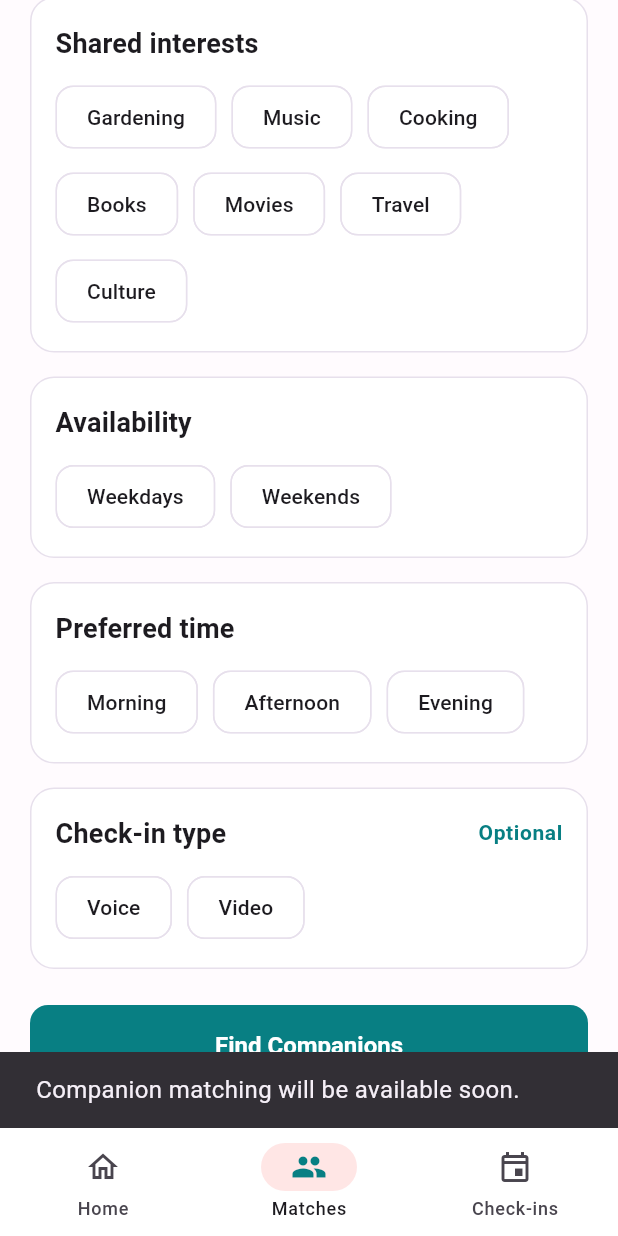
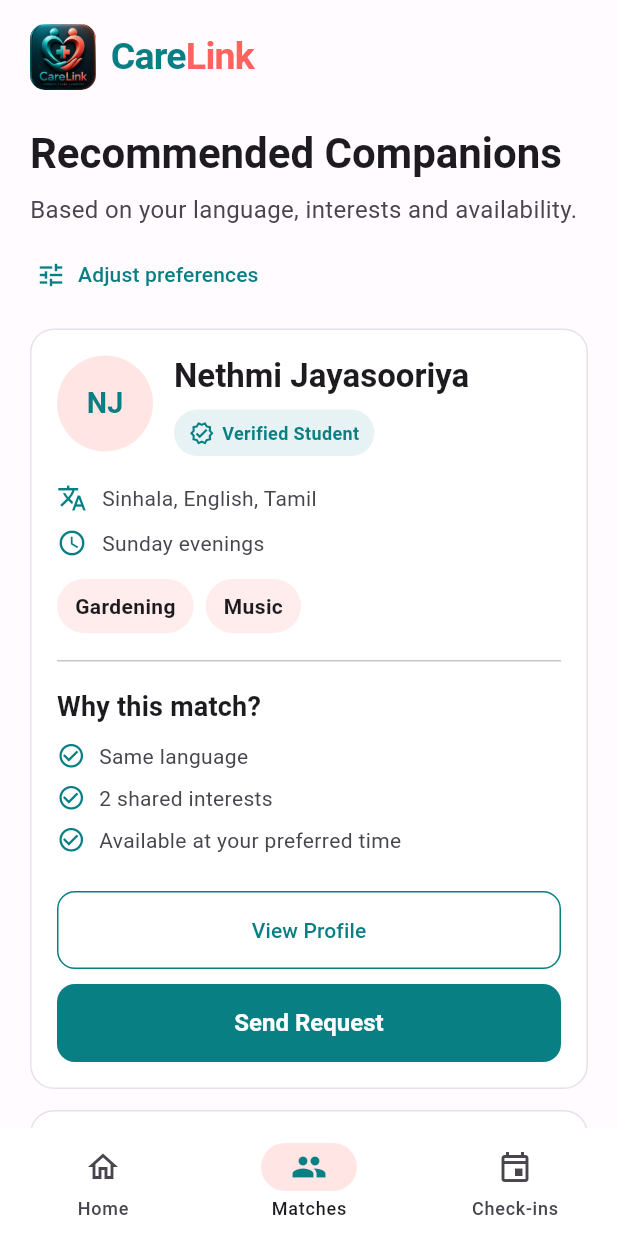
Before and after one commit to LithiraLiyanage/CareLink-App, a Flutter app: the MatchingPreferencesScreen screen opened directly, scrolled down 361 dp, after a tap on "Find Companions", on a phone screen of 412 x 824 dp. Run offline on Flutter 3.47's test engine with Material 3 defaults, Android fonts, the phone set to English and light mode, and no system bars.

Commit message:
Add language-aware companion recommendations flow

```diff
--- /dev/null
+++ b/lib/features/companion/models/companion_language.dart
@@ -0,0 +1,9 @@
+enum CompanionLanguage {
+  english('English'),
+  sinhala('සිංහල'),
+  tamil('தமிழ்');
+
+  const CompanionLanguage(this.displayLabel);
+
+  final String displayLabel;
+}
--- /dev/null
+++ b/lib/features/companion/models/companion_strings.dart
@@ -0,0 +1,131 @@
+import 'companion_language.dart';
+
+/// Text used only by the companion matching flow.
+class CompanionStrings {
+  const CompanionStrings(this.language);
+
+  final CompanionLanguage language;
+
+  String get recommendedCompanions => switch (language) {
+    CompanionLanguage.english => 'Recommended Companions',
+    CompanionLanguage.sinhala => 'නිර්දේශිත සහචරයින්',
+    CompanionLanguage.tamil => 'பரிந்துரைக்கப்பட்ட துணையாளர்கள்',
+  };
+
+  String get recommendationSubtitle => switch (language) {
+    CompanionLanguage.english =>
+      'Based on your language, interests and availability.',
+    CompanionLanguage.sinhala =>
+      'ඔබගේ භාෂාව, රුචිකත්වයන් සහ ලබාගත හැකි වේලාව අනුව.',
+    CompanionLanguage.tamil =>
+      'உங்கள் மொழி, விருப்பங்கள் மற்றும் கிடைக்கும் நேரத்தின் அடிப்படையில்.',
+  };
+
+  String get adjustPreferences => switch (language) {
+    CompanionLanguage.english => 'Adjust preferences',
+    CompanionLanguage.sinhala => 'මනාප වෙනස් කරන්න',
+    CompanionLanguage.tamil => 'விருப்பங்களை மாற்றவும்',
+  };
+
+  String get whyThisMatch => switch (language) {
+    CompanionLanguage.english => 'Why this match?',
+    CompanionLanguage.sinhala => 'මෙම ගැළපීම ඇයි?',
+    CompanionLanguage.tamil => 'இந்த பொருத்தம் ஏன்?',
+  };
+
+  String get sameLanguage => switch (language) {
+    CompanionLanguage.english => 'Same language',
+    CompanionLanguage.sinhala => 'එකම භාෂාව',
+    CompanionLanguage.tamil => 'ஒரே மொழி',
+  };
+
+  String get twoSharedInterests => switch (language) {
+    CompanionLanguage.english => '2 shared interests',
+    CompanionLanguage.sinhala => 'සමාන රුචිකත්වයන් 2ක්',
+    CompanionLanguage.tamil => '2 பொதுவான விருப்பங்கள்',
+  };
+
+  String get availableAtPreferredTime => switch (language) {
+    CompanionLanguage.english => 'Available at your preferred time',
+    CompanionLanguage.sinhala => 'ඔබ කැමති වේලාවේ ලබාගත හැක',
+    CompanionLanguage.tamil => 'நீங்கள் விரும்பும் நேரத்தில் கிடைக்கிறார்',
+  };
+
+  String get viewProfile => switch (language) {
+    CompanionLanguage.english => 'View Profile',
+    CompanionLanguage.sinhala => 'පැතිකඩ බලන්න',
+    CompanionLanguage.tamil => 'சுயவிவரத்தை பார்க்கவும்',
+  };
+
+  String get sendRequest => switch (language) {
+    CompanionLanguage.english => 'Send Request',
+    CompanionLanguage.sinhala => 'ඉල්ලීම යවන්න',
+    CompanionLanguage.tamil => 'கோரிக்கை அனுப்பவும்',
+  };
+
+  String get verifiedStudent => switch (language) {
+    CompanionLanguage.english => 'Verified Student',
+    CompanionLanguage.sinhala => 'තහවුරු කළ ශිෂ්‍යයෙක්',
+    CompanionLanguage.tamil => 'சரிபார்க்கப்பட்ட மாணவர்',
+  };
+
+  String get home => switch (language) {
+    CompanionLanguage.english => 'Home',
+    CompanionLanguage.sinhala => 'මුල් පිටුව',
+    CompanionLanguage.tamil => 'முகப்பு',
+  };
+
+  String get matches => switch (language) {
+    CompanionLanguage.english => 'Matches',
+    CompanionLanguage.sinhala => 'ගැළපීම්',
+    CompanionLanguage.tamil => 'பொருத்தங்கள்',
+  };
+
+  String get checkIns => switch (language) {
+    CompanionLanguage.english => 'Check-ins',
+    CompanionLanguage.sinhala => 'හමුවීම්',
+    CompanionLanguage.tamil => 'சந்திப்புகள்',
+  };
+
+  String get spokenLanguages => switch (language) {
+    CompanionLanguage.english => 'Sinhala, English, Tamil',
+    CompanionLanguage.sinhala => 'සිංහල, ඉංග්‍රීසි, දෙමළ',
+    CompanionLanguage.tamil => 'சிங்களம், ஆங்கிலம், தமிழ்',
+  };
+
+  String get sundayEvenings => switch (language) {
+    CompanionLanguage.english => 'Sunday evenings',
+    CompanionLanguage.sinhala => 'ඉරිදා සවස් වරුවේ',
+    CompanionLanguage.tamil => 'ஞாயிறு மாலைகளில்',
+  };
+
+  String get gardening => switch (language) {
+    CompanionLanguage.english => 'Gardening',
+    CompanionLanguage.sinhala => 'ගෙවතු වගාව',
+    CompanionLanguage.tamil => 'தோட்டக்கலை',
+  };
+
+  String get music => switch (language) {
+    CompanionLanguage.english => 'Music',
+    CompanionLanguage.sinhala => 'සංගීතය',
+    CompanionLanguage.tamil => 'இசை',
+  };
+
+  String get profileComingSoon => switch (language) {
+    CompanionLanguage.english => 'Profile screen will be available soon.',
+    CompanionLanguage.sinhala => 'පැතිකඩ තිරය ළඟදීම ලබා ගත හැක.',
+    CompanionLanguage.tamil => 'சுயவிவரத் திரை விரைவில் கிடைக்கும்.',
+  };
+
+  String get requestComingSoon => switch (language) {
+    CompanionLanguage.english => 'Requests will be available soon.',
+    CompanionLanguage.sinhala => 'ඉල්ලීම් ළඟදීම ලබා ගත හැක.',
+    CompanionLanguage.tamil => 'கோரிக்கைகள் விரைவில் கிடைக்கும்.',
+  };
+
+  String get navigationComingSoon => switch (language) {
+    CompanionLanguage.english => 'Navigation will be connected soon.',
+    CompanionLanguage.sinhala => 'සංචලනය ළඟදීම සම්බන්ධ කෙරේ.',
+    CompanionLanguage.tamil => 'வழிசெலுத்தல் விரைவில் இணைக்கப்படும்.',
+  };
+}
--- a/lib/features/companion/screens/matching_preferences_screen.dart
+++ b/lib/features/companion/screens/matching_preferences_screen.dart
@@ -1,6 +1,8 @@
 import 'package:flutter/material.dart';
 
 import '../../../app/theme.dart';
+import '../models/companion_language.dart';
+import 'recommended_companions_screen.dart';
 
 class MatchingPreferencesScreen extends StatefulWidget {
   const MatchingPreferencesScreen({super.key});
@@ -14,12 +16,6 @@ class _MatchingPreferencesScreenState extends State<MatchingPreferencesScreen> {
   static const Color _careLinkTeal = Color(0xFF087F83);
   static const Color _careLinkCoral = Color(0xFFFF625F);
   static const Color _chipBorderColor = Color(0xFFE7E0EC);
-
-  static const Map<String, String> _languageOptions = {
-    'English': 'English',
-    'Sinhala': 'සිංහල',
-    'Tamil': 'தமிழ்',
-  };
 
   static const List<String> _interestOptions = [
     'Gardening',
@@ -41,7 +37,7 @@ class _MatchingPreferencesScreenState extends State<MatchingPreferencesScreen> {
 
   static const List<String> _checkInTypeOptions = ['Voice', 'Video'];
 
-  String _selectedLanguage = 'English';
+  CompanionLanguage _selectedLanguage = CompanionLanguage.english;
   final Set<String> _selectedInterests = {};
   String? _selectedAvailability;
   String? _selectedPreferredTime;
@@ -64,7 +60,12 @@ class _MatchingPreferencesScreenState extends State<MatchingPreferencesScreen> {
   }
 
   void _onFindCompanions() {
-    _showPlaceholderMessage('Companion matching will be available soon.');
+    Navigator.of(context).push(
+      MaterialPageRoute<void>(
+        builder: (_) =>
+            RecommendedCompanionsScreen(selectedLanguage: _selectedLanguage),
+      ),
+    );
   }
 
   void _onNavigationSelected(int index) {
@@ -110,10 +111,9 @@ class _MatchingPreferencesScreenState extends State<MatchingPreferencesScreen> {
                   _buildSection(
                     context,
                     title: 'Preferred Companion Language',
-                    children: _languageOptions.entries.map((option) {
-                      final storedValue = option.key;
-                      final displayLabel = option.value;
-                      final isSelected = _selectedLanguage == storedValue;
+                    children: CompanionLanguage.values.map((language) {
+                      final displayLabel = language.displayLabel;
+                      final isSelected = _selectedLanguage == language;
 
                       return _buildChoiceChip(
                         label: displayLabel,
@@ -122,7 +122,7 @@ class _MatchingPreferencesScreenState extends State<MatchingPreferencesScreen> {
                         isSelected: isSelected,
                         onSelected: (_) {
                           setState(() {
-                            _selectedLanguage = storedValue;
+                            _selectedLanguage = language;
                           });
                         },
                       );
--- /dev/null
+++ b/lib/features/companion/screens/recommended_companions_screen.dart
@@ -0,0 +1,391 @@
+import 'package:flutter/material.dart';
+
+import '../../../app/theme.dart';
+import '../models/companion_language.dart';
+import '../models/companion_strings.dart';
+
+class RecommendedCompanionsScreen extends StatelessWidget {
+  const RecommendedCompanionsScreen({
+    super.key,
+    required this.selectedLanguage,
+  });
+
+  final CompanionLanguage selectedLanguage;
+
+  static const Color _careLinkTeal = Color(0xFF087F83);
+  static const Color _careLinkCoral = Color(0xFFFF625F);
+
+  void _showPlaceholder(BuildContext context, String message) {
+    ScaffoldMessenger.of(context)
+      ..hideCurrentSnackBar()
+      ..showSnackBar(SnackBar(content: Text(message)));
+  }
+
+  @override
+  Widget build(BuildContext context) {
+    final strings = CompanionStrings(selectedLanguage);
+    final textTheme = Theme.of(context).textTheme;
+
+    return Scaffold(
+      backgroundColor: Theme.of(context).scaffoldBackgroundColor,
+      body: SafeArea(
+        child: SingleChildScrollView(
+          padding: const EdgeInsets.fromLTRB(20, 16, 20, 28),
+          child: Center(
+            child: ConstrainedBox(
+              constraints: const BoxConstraints(maxWidth: 600),
+              child: Column(
+                crossAxisAlignment: CrossAxisAlignment.start,
+                children: [
+                  _buildBrandHeader(),
+                  const SizedBox(height: 24),
+                  Semantics(
+                    header: true,
+                    child: Text(
+                      strings.recommendedCompanions,
+                      style: textTheme.headlineMedium,
+                    ),
+                  ),
+                  const SizedBox(height: 8),
+                  Text(
+                    strings.recommendationSubtitle,
+                    style: textTheme.bodyMedium,
+                  ),
+                  const SizedBox(height: 8),
+                  TextButton.icon(
+                    onPressed: () => Navigator.of(context).maybePop(),
+                    icon: const Icon(Icons.tune, size: 20),
+                    label: Text(strings.adjustPreferences),
+                    style: TextButton.styleFrom(
+                      foregroundColor: _careLinkTeal,
+                      minimumSize: const Size(0, 48),
+                      padding: const EdgeInsets.symmetric(horizontal: 4),
+                    ),
+                  ),
+                  const SizedBox(height: 12),
+                  _buildFeaturedCard(context, strings),
+                  const SizedBox(height: 14),
+                  _buildSmallCard(context, strings, 'Amaya Perera', 'AP'),
+                  const SizedBox(height: 14),
+                  _buildSmallCard(context, strings, 'Kavindu Silva', 'KS'),
+                ],
+              ),
+            ),
+          ),
+        ),
+      ),
+      bottomNavigationBar: SafeArea(
+        top: false,
+        child: NavigationBar(
+          height: 72,
+          selectedIndex: 1,
+          backgroundColor: CareLinkTheme.surfaceColor,
+          indicatorColor: _careLinkCoral.withValues(alpha: 0.16),
+          onDestinationSelected: (index) {
+            if (index != 1) {
+              _showPlaceholder(context, strings.navigationComingSoon);
+            }
+          },
+          destinations: [
+            NavigationDestination(
+              icon: const Icon(Icons.home_outlined),
+              selectedIcon: const Icon(Icons.home),
+              label: strings.home,
+            ),
+            NavigationDestination(
+              icon: const Icon(Icons.people_outline),
+              selectedIcon: const Icon(Icons.people, color: _careLinkTeal),
+              label: strings.matches,
+            ),
+            NavigationDestination(
+              icon: const Icon(Icons.event_outlined),
+              selectedIcon: const Icon(Icons.event, color: _careLinkTeal),
+              label: strings.checkIns,
+            ),
+          ],
+        ),
+      ),
+    );
+  }
+
+  Widget _buildBrandHeader() {
+    return Semantics(
+      container: true,
+      label: 'CareLink',
+      child: ExcludeSemantics(
+        child: Row(
+          children: [
+            ClipRRect(
+              borderRadius: BorderRadius.circular(10),
+              child: Image.asset(
+                'assets/images/carelink_logo.png',
+                width: 44,
+                height: 44,
+                fit: BoxFit.cover,
+              ),
+            ),
+            const SizedBox(width: 10),
+            const Text.rich(
+              TextSpan(
+                children: [
+                  TextSpan(
+                    text: 'Care',
+                    style: TextStyle(color: _careLinkTeal),
+                  ),
+                  TextSpan(
+                    text: 'Link',
+                    style: TextStyle(color: _careLinkCoral),
+                  ),
+                ],
+              ),
+              style: TextStyle(
+                fontSize: 25,
+                fontWeight: FontWeight.w700,
+                letterSpacing: -0.5,
+              ),
+            ),
+          ],
+        ),
+      ),
+    );
+  }
+
+  Widget _buildFeaturedCard(BuildContext context, CompanionStrings strings) {
+    final textTheme = Theme.of(context).textTheme;
+
+    return Card(
+      margin: EdgeInsets.zero,
+      child: Padding(
+        padding: const EdgeInsets.all(18),
+        child: Column(
+          crossAxisAlignment: CrossAxisAlignment.start,
+          children: [
+            Row(
+              crossAxisAlignment: CrossAxisAlignment.start,
+              children: [
+                _buildAvatar('NJ', size: 64),
+                const SizedBox(width: 14),
+                Expanded(
+                  child: Column(
+                    crossAxisAlignment: CrossAxisAlignment.start,
+                    children: [
+                      Text('Nethmi Jayasooriya', style: textTheme.titleLarge),
+                      const SizedBox(height: 8),
+                      _buildVerifiedBadge(strings),
+                    ],
+                  ),
+                ),
+              ],
+            ),
+            const SizedBox(height: 18),
+            _buildDetailRow(Icons.translate, strings.spokenLanguages),
+            const SizedBox(height: 10),
+            _buildDetailRow(Icons.schedule_outlined, strings.sundayEvenings),
+            const SizedBox(height: 14),
+            Wrap(
+              spacing: 8,
+              runSpacing: 8,
+              children: [
+                _buildInterestChip(strings.gardening),
+                _buildInterestChip(strings.music),
+              ],
+            ),
+            const SizedBox(height: 18),
+            const Divider(height: 1),
+            const SizedBox(height: 16),
+            Semantics(
+              header: true,
+              child: Text(strings.whyThisMatch, style: textTheme.titleMedium),
+            ),
+            const SizedBox(height: 10),
+            _buildReason(strings.sameLanguage),
+            _buildReason(strings.twoSharedInterests),
+            _buildReason(strings.availableAtPreferredTime),
+            const SizedBox(height: 16),
+            LayoutBuilder(
+              builder: (context, constraints) {
+                final profileButton = OutlinedButton(
+                  onPressed: () =>
+                      _showPlaceholder(context, strings.profileComingSoon),
+                  style: OutlinedButton.styleFrom(
+                    foregroundColor: _careLinkTeal,
+                    side: const BorderSide(color: _careLinkTeal),
+                  ),
+                  child: Text(strings.viewProfile, textAlign: TextAlign.center),
+                );
+                final requestButton = ElevatedButton(
+                  onPressed: () =>
+                      _showPlaceholder(context, strings.requestComingSoon),
+                  style: ElevatedButton.styleFrom(
+                    backgroundColor: _careLinkTeal,
+                    foregroundColor: Colors.white,
+                  ),
+                  child: Text(strings.sendRequest, textAlign: TextAlign.center),
+                );
+
+                if (constraints.maxWidth < 460) {
+                  return Column(
+                    crossAxisAlignment: CrossAxisAlignment.stretch,
+                    children: [
+                      profileButton,
+                      const SizedBox(height: 10),
+                      requestButton,
+                    ],
+                  );
+                }
+
+                return Row(
+                  children: [
+                    Expanded(child: profileButton),
+                    const SizedBox(width: 12),
+                    Expanded(child: requestButton),
+                  ],
+                );
+              },
+            ),
+          ],
+        ),
+      ),
+    );
+  }
+
+  Widget _buildSmallCard(
+    BuildContext context,
+    CompanionStrings strings,
+    String name,
+    String initials,
+  ) {
+    final textTheme = Theme.of(context).textTheme;
+
+    return Card(
+      margin: EdgeInsets.zero,
+      child: Padding(
+        padding: const EdgeInsets.all(16),
+        child: Row(
+          children: [
+            _buildAvatar(initials, size: 48),
+            const SizedBox(width: 12),
+            Expanded(
+              child: Column(
+                crossAxisAlignment: CrossAxisAlignment.start,
+                children: [
+                  Text(name, style: textTheme.titleMedium),
+                  const SizedBox(height: 5),
+                  Text(
+                    strings.verifiedStudent,
+                    style: textTheme.bodySmall?.copyWith(color: _careLinkTeal),
+                  ),
+                ],
+              ),
+            ),
+          ],
+        ),
+      ),
+    );
+  }
+
+  Widget _buildAvatar(String initials, {required double size}) {
+    return CircleAvatar(
+      radius: size / 2,
+      backgroundColor: _careLinkCoral.withValues(alpha: 0.16),
+      child: Text(
+        initials,
+        style: TextStyle(
+          color: _careLinkTeal,
+          fontSize: size * 0.3,
+          fontWeight: FontWeight.w700,
+        ),
+      ),
+    );
+  }
+
+  Widget _buildVerifiedBadge(CompanionStrings strings) {
+    return Container(
+      padding: const EdgeInsets.symmetric(horizontal: 10, vertical: 7),
+      decoration: BoxDecoration(
+        color: _careLinkTeal.withValues(alpha: 0.1),
+        borderRadius: BorderRadius.circular(20),
+      ),
+      child: Row(
+        mainAxisSize: MainAxisSize.min,
+        children: [
+          const Icon(Icons.verified_outlined, size: 17, color: _careLinkTeal),
+          const SizedBox(width: 5),
+          Flexible(
+            child: Text(
+              strings.verifiedStudent,
+              style: const TextStyle(
+                color: _careLinkTeal,
+                fontSize: 12,
+                fontWeight: FontWeight.w600,
+              ),
+            ),
+          ),
+        ],
+      ),
+    );
+  }
+
+  Widget _buildDetailRow(IconData icon, String text) {
+    return Row(
+      crossAxisAlignment: CrossAxisAlignment.start,
+      children: [
+        Icon(icon, size: 20, color: _careLinkTeal),
+        const SizedBox(width: 10),
+        Expanded(
+          child: Text(
+            text,
+            style: const TextStyle(
+              fontSize: 14,
+              color: CareLinkTheme.textSecondary,
+            ),
+          ),
+        ),
+      ],
+    );
+  }
+
+  Widget _buildInterestChip(String label) {
+    return Container(
+      padding: const EdgeInsets.symmetric(horizontal: 12, vertical: 8),
+      decoration: BoxDecoration(
+        color: _careLinkCoral.withValues(alpha: 0.12),
+        borderRadius: BorderRadius.circular(20),
+      ),
+      child: Text(
+        label,
+        style: const TextStyle(
+          color: CareLinkTheme.textPrimary,
+          fontSize: 14,
+          fontWeight: FontWeight.w600,
+        ),
+      ),
+    );
+  }
+
+  Widget _buildReason(String reason) {
+    return Padding(
+      padding: const EdgeInsets.only(bottom: 8),
+      child: Row(
+        crossAxisAlignment: CrossAxisAlignment.start,
+        children: [
+          const Icon(
+            Icons.check_circle_outline,
+            size: 19,
+            color: _careLinkTeal,
+          ),
+          const SizedBox(width: 9),
+          Expanded(
+            child: Text(
+              reason,
+              style: const TextStyle(
+                fontSize: 14,
+                color: CareLinkTheme.textSecondary,
+              ),
+            ),
+          ),
+        ],
+      ),
+    );
+  }
+}
```
